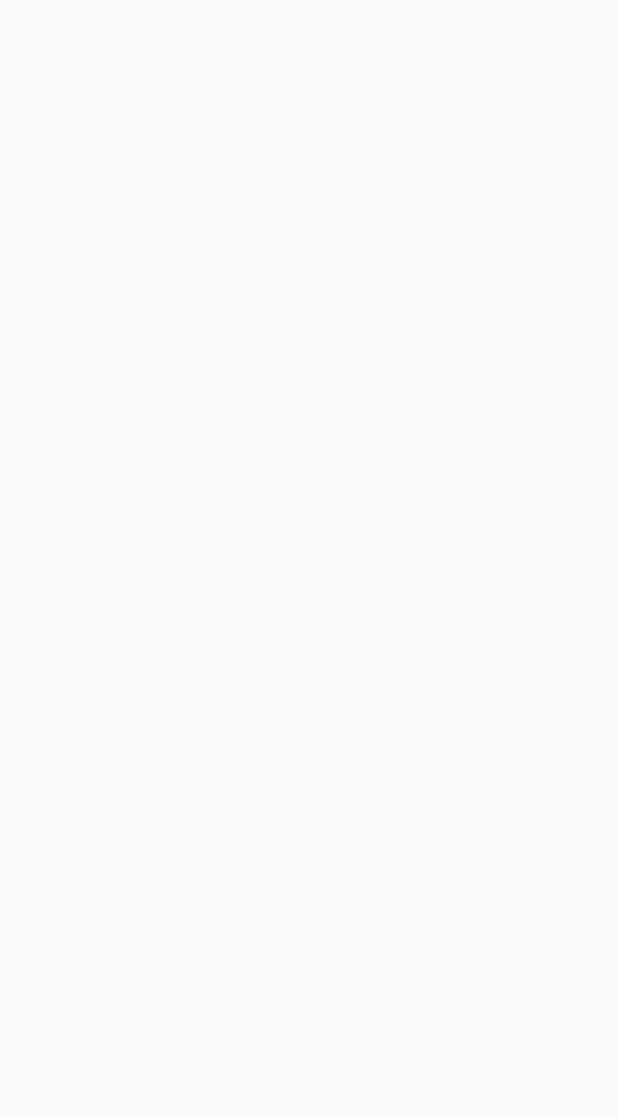
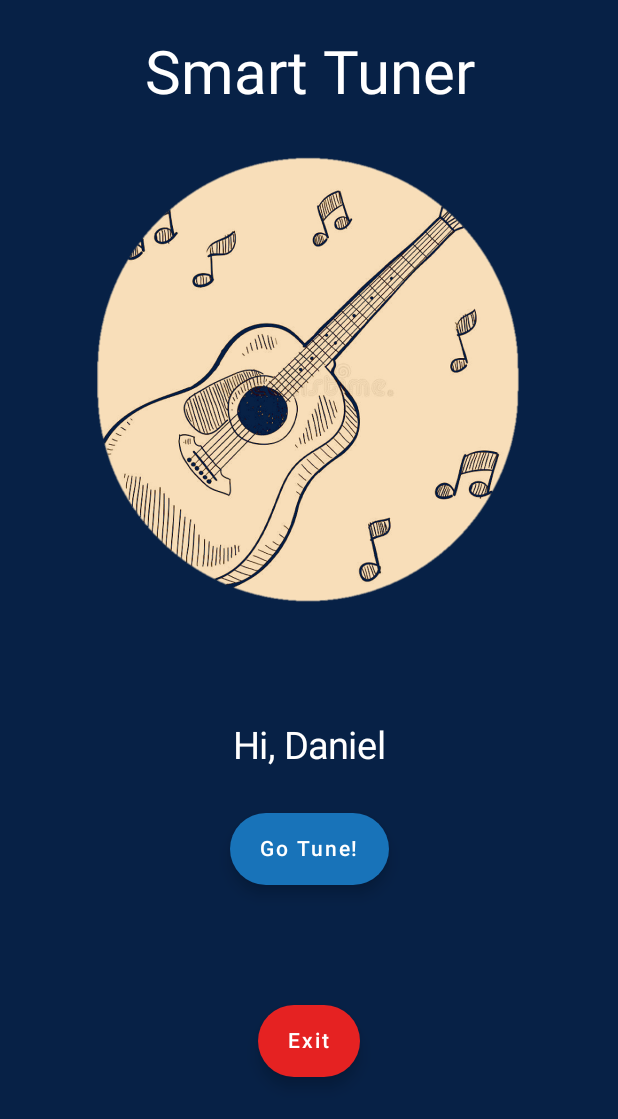
Before and after one commit to DaniValido23/Smart-Tuner-App, an Android app built with Jetpack Compose: the screen it shows after launch (MainActivity), on a phone screen of 412 x 824 dp. Before the commit the part shown is empty. Shown: the top 1119 px of the screen. Run offline under Robolectric (Android 15) with nearby library versions, the phone set to English and light mode, and no system bars.

Commit message:
Avances del dia 3

```diff
--- a/app/build.gradle
+++ b/app/build.gradle
@@ -59,4 +59,7 @@ dependencies {
     androidTestImplementation "androidx.compose.ui:ui-test-junit4:$compose_version"
     debugImplementation "androidx.compose.ui:ui-tooling:$compose_version"
     debugImplementation "androidx.compose.ui:ui-test-manifest:$compose_version"
+
+    def nav_version = "2.4.2"
+    implementation "androidx.navigation:navigation-compose:$nav_version"
 }
--- a/app/src/main/java/com/example/firstappmobilecompose/MainActivity.kt
+++ b/app/src/main/java/com/example/firstappmobilecompose/MainActivity.kt
@@ -21,11 +21,13 @@ import androidx.compose.material.icons.Icons
 import androidx.compose.material.icons.filled.Settings
 import androidx.compose.runtime.Composable
 import androidx.compose.runtime.NonRestartableComposable
+import androidx.compose.runtime.getValue
 import androidx.compose.ui.Alignment
 import androidx.compose.ui.Modifier
 import androidx.compose.ui.geometry.Size
 import androidx.compose.ui.graphics.Color
 import androidx.compose.ui.graphics.vector.ImageVector
+import androidx.compose.ui.input.key.Key.Companion.Home
 import androidx.compose.ui.platform.LocalContext
 import androidx.compose.ui.res.colorResource
 import androidx.compose.ui.res.painterResource
@@ -33,15 +35,36 @@ import androidx.compose.ui.text.style.TextAlign
 import androidx.compose.ui.tooling.preview.Preview
 import androidx.compose.ui.unit.dp
 import androidx.compose.ui.unit.sp
+import androidx.navigation.NavController
+import androidx.navigation.NavHost
+import androidx.navigation.NavHostController
+import androidx.navigation.compose.NavHost
+import androidx.navigation.compose.composable
+import androidx.navigation.compose.currentBackStackEntryAsState
+import androidx.navigation.compose.rememberNavController
 import com.example.firstappmobilecompose.ui.theme.FirstAppMobileComposeTheme
 
 class MainActivity : ComponentActivity() {
     override fun onCreate(savedInstanceState: Bundle?) {
         super.onCreate(savedInstanceState)
         setContent {
-            //ViewPagePrincipal()
-            //ViewPageEarTraining()
+            ViewPagePrincipal()
             //ViewPageTuner()
+        }
+    }
+}
+
+@Composable
+fun Navigation(navController: NavHostController) {
+    NavHost(navController, startDestination = NavigationItem.Home.route){
+        composable(NavigationItem.Home.route){
+            PagePrincipal()
+        }
+        composable(NavigationItem.Hearing.route){
+            PageEarTraining()
+        }
+        composable(NavigationItem.Tuning.route){
+            NavigationItem.Tuning
         }
     }
 }
@@ -50,10 +73,13 @@ class MainActivity : ComponentActivity() {
 @Preview
 @Composable
 fun ViewPagePrincipal() {
+    val navController= rememberNavController()
     Scaffold(
         topBar = { Toolbar() },
         content = { PagePrincipal() },
+        bottomBar = { BottomNavigationBar(navController)}
     )
+    Navigation(navController=navController)
 }
 
 @Preview
@@ -62,7 +88,6 @@ fun ViewPageEarTraining() {
     Scaffold(
         topBar = { Toolbar() },
         content = { PageEarTraining() },
-        bottomBar = { Bottombar() }
     )
 }
 
@@ -72,7 +97,6 @@ fun ViewPageTuner(){
     Scaffold(
         topBar = { Toolbar() },
         content = { PageTuner()},
-        bottomBar = { Bottombar() }
     )
 }
 
@@ -83,21 +107,6 @@ fun Toolbar() {
     TopAppBar(
         title = { Text(text = "Smart Tuner", color = Color.Black) },
         backgroundColor = colorResource(id = R.color.Secondary_Color)
-    )
-}
-
-@Composable
-fun Bottombar() {
-    TopAppBar(
-        title = {
-            Text(
-                text = "Navigation-Bar",
-                color = Color.White,
-                modifier = Modifier.fillMaxWidth(),
-                textAlign = TextAlign.Center
-            )
-        },
-        backgroundColor = colorResource(id = R.color.purple_200)
     )
 }
 
@@ -151,7 +160,7 @@ fun PagePrincipal() {
                     backgroundColor = colorResource(id = R.color.Blue_Buttom),
                     onClick = { /*...*/ },
                     text = { (Text(text = "Go Tune!", color = Color.White)) },
-                    modifier = Modifier.absolutePadding(0.dp, 10.dp, 0.dp, 100.dp)
+                    modifier = Modifier.absolutePadding(0.dp, 10.dp, 0.dp, 80.dp)
                 )
             }
             ButtonExit()
@@ -186,7 +195,7 @@ fun PageTuner() {
     LazyColumn(
         modifier = Modifier
             .fillMaxSize()
-            .background(colorResource(id = R.color.Background_color_for_black))
+            .background(colorResource(id = R.color.MainBlue))
     ) {
         item {
             Spacer(modifier = Modifier.height(30.dp))
@@ -195,11 +204,12 @@ fun PageTuner() {
                     .fillMaxWidth()
                     .size(300.dp)
                     .height(400.dp),
-                painter = painterResource(id = R.drawable.top_electric_guitar),
+                painter = painterResource(id=R.drawable.guitarra),
                 contentDescription = "Smart Tuner"
             )
+            Spacer(modifier = Modifier.height(80.dp))
             ButtonChangeTopGuitar()
-            Spacer(modifier = Modifier.height(260.dp))
+            Spacer(modifier = Modifier.height(180.dp))
             CustomLinearProgressBar()
         }
     }
@@ -334,6 +344,58 @@ private fun CustomLinearProgressBar(){
 }
 
 
+//Bottom Bar Navigation
+sealed class NavigationItem(var route:String,var icon:Int,var title:String){
+    object Home : NavigationItem("home",R.drawable.home,"HOME")
+    object Hearing : NavigationItem("hearing",R.drawable.hearing,"HEARING")
+    object Tuning : NavigationItem("tuning",R.drawable.guitar,"TUNER")
+}
+
+@Composable
+
+fun BottomNavigationBar(navController:NavController) {
+    val items = listOf(
+        NavigationItem.Home,
+        NavigationItem.Tuning,
+        NavigationItem.Hearing,
+
+    )
+    BottomNavigation(
+        backgroundColor = colorResource(id = R.color.Secondary_Color),
+        contentColor = Color.Black
+    ) {
+        val navBackStackEntry by navController.currentBackStackEntryAsState()
+        val currentDestination = navBackStackEntry?.destination
+        items.forEach { item ->
+            BottomNavigationItem(
+                icon = { Icon(painterResource(id = item.icon), contentDescription = item.title) },
+                label = { Text(text = item.title) },
+                selectedContentColor = Color.Black,
+                unselectedContentColor = Color.Black,
+                alwaysShowLabel = true,
+                selected = false,
+                onClick = {
+                    navController.navigate(item.route) {
+                        // Pop up to the start destination of the graph to
+                        // avoid building up a large stack of destinations
+                        // on the back stack as users select items
+                        navController.graph.startDestinationRoute?.let { route ->
+                            popUpTo(route) {
+                                saveState = true
+                            }
+                        }
+                        // Avoid multiple copies of the same destination when
+                        // reselecting the same item
+                        launchSingleTop = true
+                        // Restore state when reselecting a previously selected item
+                        restoreState = true
+                    }
+                }
+            )
+        }
+    }
+}
+
 
 /////////////////////////////////////////////////////////////
 
```
Also changed, not shown: app/src/main/res/drawable/diapason.png (added), app/src/main/res/drawable/guitar.png (added), app/src/main/res/drawable/guitarra.png (added), app/src/main/res/drawable/hearing.png (added), app/src/main/res/drawable/home.png (added), app/src/main/res/drawable/tuning_1.png (added).
